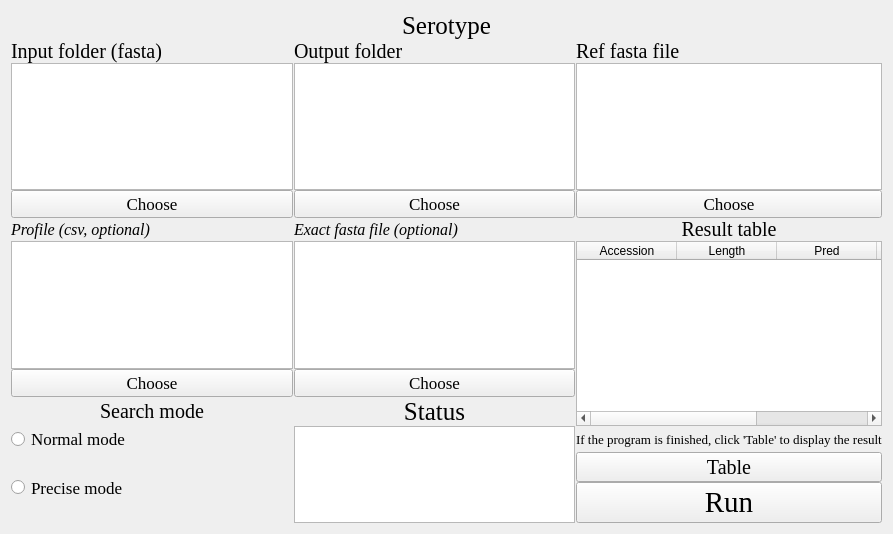
First picture: the form in UI/Serotype.ui, repository hzaurzli/MicroWorldOmics, before the edit.
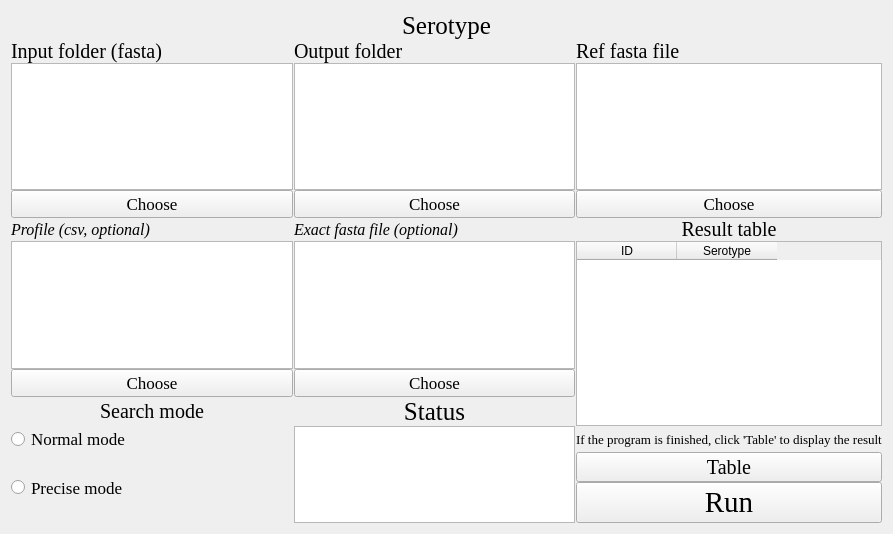
Second picture: the form after the edit. Icons and pictures are not drawn.

The edit to the form file:
```diff
--- a/UI/Serotype.ui
+++ b/UI/Serotype.ui
@@ -512,27 +512,12 @@
        </property>
        <column>
         <property name="text">
-         <string>Accession</string>
+         <string>ID</string>
         </property>
        </column>
        <column>
         <property name="text">
-         <string>Length</string>
-        </property>
-       </column>
-       <column>
-        <property name="text">
-         <string>Pred</string>
-        </property>
-       </column>
-       <column>
-        <property name="text">
-         <string>Score</string>
-        </property>
-       </column>
-       <column>
-        <property name="text">
-         <string>Type</string>
+         <string>Serotype</string>
         </property>
        </column>
       </widget>
```
